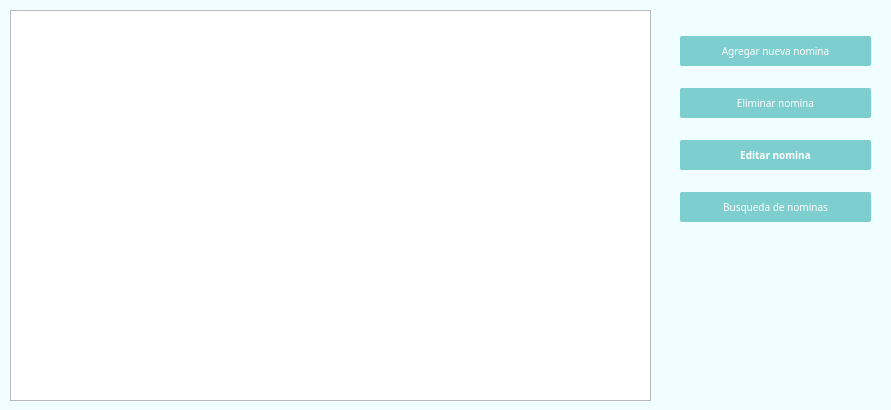
The window that menu.ui (MoralesMortales/MyExcelFile) describes before a commit, drawn with Qt 5.
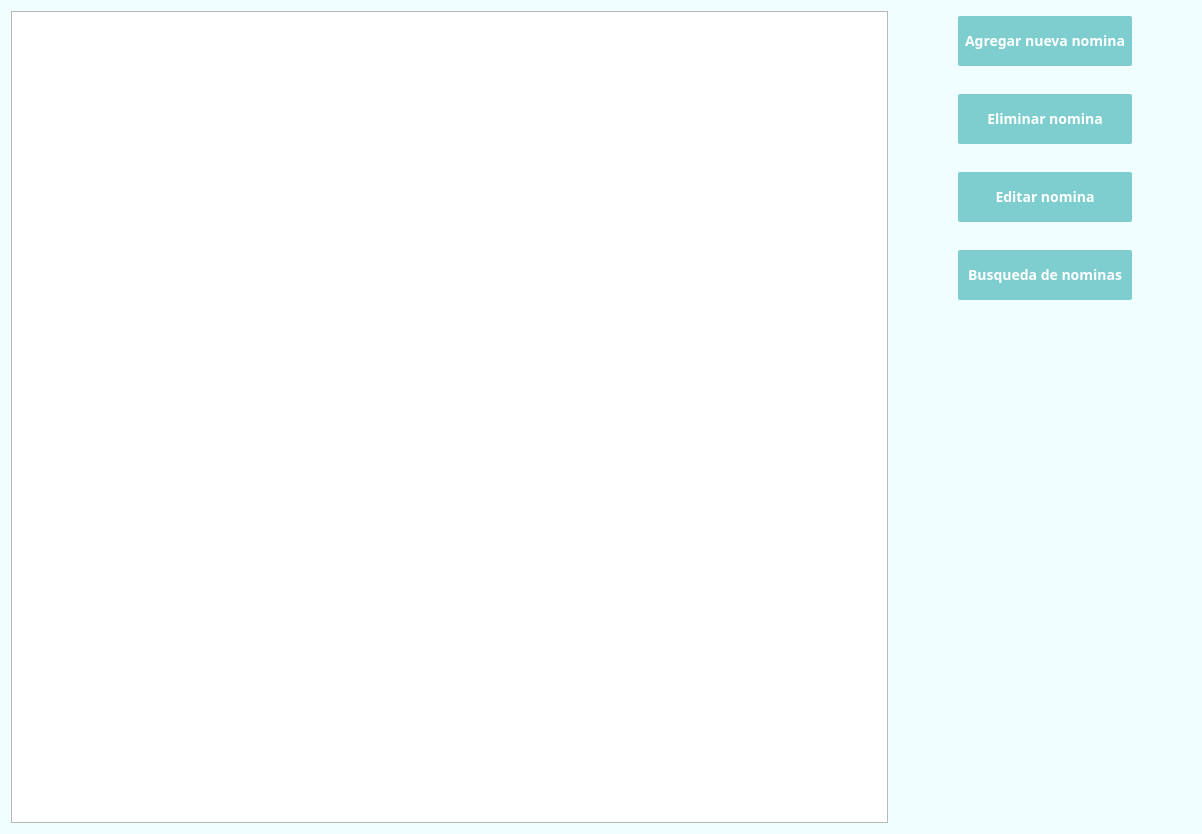
The same window after the commit. Icons and pictures are not drawn.

```diff
--- a/menu.ui
+++ b/menu.ui
@@ -6,8 +6,8 @@
    <rect>
     <x>0</x>
     <y>0</y>
-    <width>891</width>
-    <height>410</height>
+    <width>1202</width>
+    <height>834</height>
    </rect>
   </property>
   <property name="windowTitle">
@@ -25,52 +25,56 @@
 background-color:#7ECECF;
 font-family:Noto Serif Sinhala ExtraBold;
 color:#fff;
-font-size:10px;
-height:30px;
+font-size:14px;
+height:50px;
 border-radius:2px;
-}</string>
+}
+
+#btn_delete_nomina:hover,#btn_search_nomina:hover,#btn_add_nomina:hover,#btn_edit_nomina:hover {
+background-color:black}</string>
   </property>
+  <layout class="QHBoxLayout" name="horizontalLayout_2">
+   <item>
+    <layout class="QHBoxLayout" name="horizontalLayout" stretch="75,25">
+     <property name="spacing">
+      <number>11</number>
+     </property>
+     <item>
   <widget class="QTableView" name="tableView">
-   <property name="geometry">
-    <rect>
-     <x>10</x>
-     <y>10</y>
-     <width>641</width>
-     <height>391</height>
-    </rect>
-   </property>
-  </widget>
-  <widget class="QLabel" name="label">
-   <property name="geometry">
-    <rect>
-     <x>670</x>
-     <y>240</y>
-     <width>211</width>
-     <height>151</height>
-    </rect>
-   </property>
-   <property name="text">
-    <string/>
-   </property>
-   <property name="pixmap">
-    <pixmap>userOnDesktop.png</pixmap>
-   </property>
-   <property name="scaledContents">
-    <bool>true</bool>
-   </property>
-  </widget>
-  <widget class="QWidget" name="">
-   <property name="geometry">
-    <rect>
-     <x>680</x>
-     <y>20</y>
-     <width>191</width>
-     <height>220</height>
-    </rect>
-   </property>
-   <layout class="QVBoxLayout" name="verticalLayout">
+       <property name="minimumSize">
+        <size>
+         <width>500</width>
+         <height>0</height>
+        </size>
+       </property>
+      </widget>
+     </item>
+     <item>
+      <layout class="QVBoxLayout" name="verticalLayout_2" stretch="3,4,3">
+       <item>
+        <layout class="QVBoxLayout" name="verticalLayout" stretch="0,0,0,0">
+         <property name="spacing">
+          <number>28</number>
+         </property>
+         <property name="leftMargin">
+          <number>59</number>
+         </property>
+         <property name="topMargin">
+          <number>5</number>
+         </property>
+         <property name="rightMargin">
+          <number>59</number>
+         </property>
     <item>
      <widget class="QPushButton" name="btn_add_nomina">
+           <property name="font">
+            <font>
+             <family>Noto Serif Sinhala ExtraBold</family>
+             <pointsize>-1</pointsize>
+             <weight>75</weight>
+             <bold>true</bold>
+            </font>
+           </property>
       <property name="text">
        <string>Agregar nueva nomina</string>
       </property>
@@ -78,6 +82,14 @@
     </item>
     <item>
      <widget class="QPushButton" name="btn_delete_nomina">
+           <property name="font">
+            <font>
+             <family>Noto Serif Sinhala ExtraBold</family>
+             <pointsize>-1</pointsize>
+             <weight>75</weight>
+             <bold>true</bold>
+            </font>
+           </property>
       <property name="text">
        <string>Eliminar nomina</string>
       </property>
@@ -89,6 +101,7 @@
        <font>
         <family>Noto Serif Sinhala ExtraBold</family>
         <pointsize>-1</pointsize>
+             <weight>75</weight>
         <bold>true</bold>
        </font>
       </property>
@@ -102,6 +115,14 @@
     </item>
     <item>
      <widget class="QPushButton" name="btn_search_nomina">
+           <property name="font">
+            <font>
+             <family>Noto Serif Sinhala ExtraBold</family>
+             <pointsize>-1</pointsize>
+             <weight>75</weight>
+             <bold>true</bold>
+            </font>
+           </property>
       <property name="styleSheet">
        <string notr="true"/>
       </property>
@@ -111,7 +132,65 @@
      </widget>
     </item>
    </layout>
-  </widget>
+       </item>
+       <item>
+        <spacer name="verticalSpacer">
+         <property name="orientation">
+          <enum>Qt::Vertical</enum>
+         </property>
+         <property name="sizeHint" stdset="0">
+          <size>
+           <width>20</width>
+           <height>40</height>
+          </size>
+         </property>
+        </spacer>
+       </item>
+       <item>
+        <widget class="QLabel" name="label">
+         <property name="enabled">
+          <bool>true</bool>
+         </property>
+         <property name="sizePolicy">
+          <sizepolicy hsizetype="Minimum" vsizetype="Minimum">
+           <horstretch>0</horstretch>
+           <verstretch>0</verstretch>
+          </sizepolicy>
+         </property>
+         <property name="minimumSize">
+          <size>
+           <width>10</width>
+           <height>10</height>
+          </size>
+         </property>
+         <property name="maximumSize">
+          <size>
+           <width>800</width>
+           <height>800</height>
+          </size>
+         </property>
+         <property name="styleSheet">
+          <string notr="true">heigth:8px</string>
+         </property>
+         <property name="text">
+          <string/>
+         </property>
+         <property name="pixmap">
+          <pixmap>userOnDesktop.png</pixmap>
+         </property>
+         <property name="scaledContents">
+          <bool>true</bool>
+         </property>
+         <property name="wordWrap">
+          <bool>false</bool>
+         </property>
+        </widget>
+       </item>
+      </layout>
+     </item>
+    </layout>
+   </item>
+  </layout>
  </widget>
  <resources/>
  <connections/>
```
Lines whose indentation alone changed are shown as unchanged.
